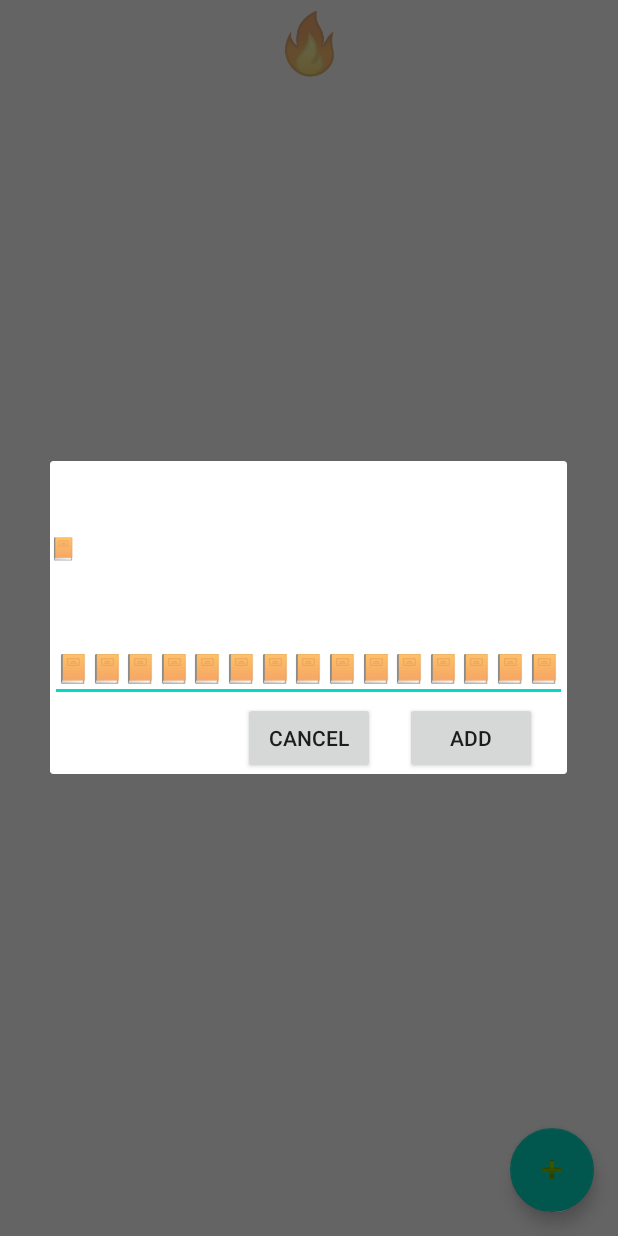
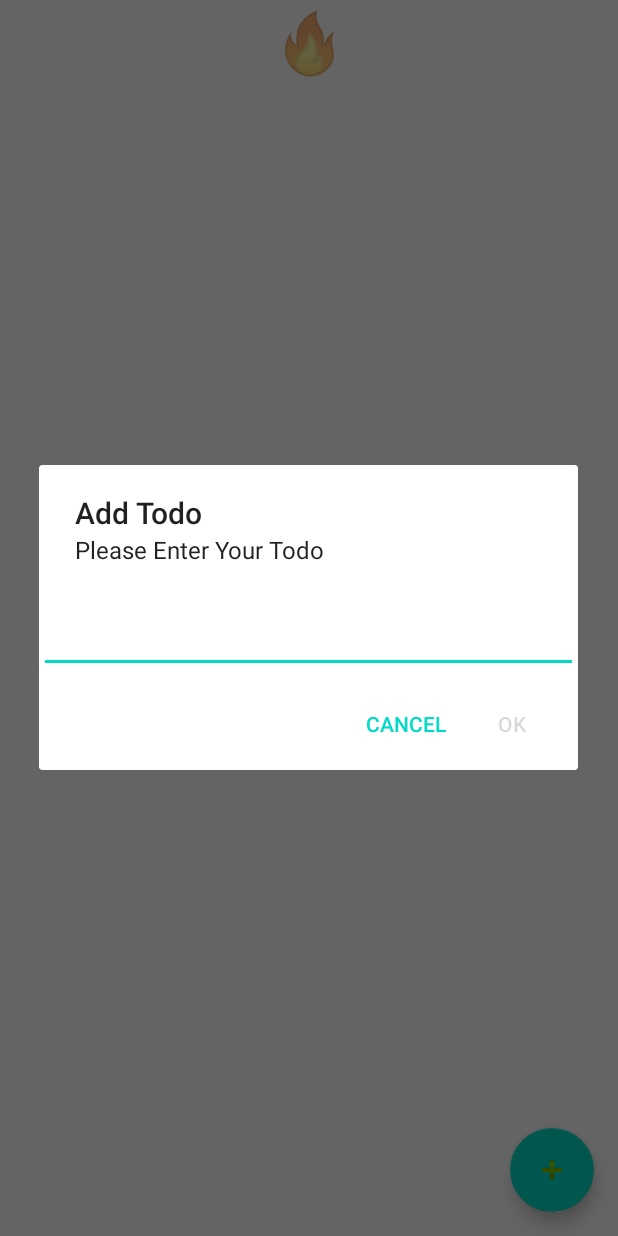
Before and after one commit to zderick/FireBook2020, an Android app: the screen it shows after launch (MainActivity), after a tap on an icon or button, on a phone screen of 412 x 824 dp. Run offline under Robolectric (Android 15) with nearby library versions, the light colour scheme and no system bars; our stand-ins replace Firebase (no records; nobody signed in at launch, a user with empty details on screens opened directly).

Commit message:
add todo using dialogfragment

```diff
--- a/app/src/main/java/com/cdcompany/firebook/AddTodoDialogFragment.kt
+++ b/app/src/main/java/com/cdcompany/firebook/AddTodoDialogFragment.kt
@@ -1,23 +1,107 @@
 package com.cdcompany.firebook
 
+import android.app.AlertDialog
+import android.app.Dialog
+import android.content.DialogInterface
 import android.os.Bundle
+import android.text.Editable
+import android.text.TextUtils
+import android.text.TextWatcher
+import android.view.KeyEvent
 import android.view.LayoutInflater
 import android.view.View
 import android.view.ViewGroup
+import android.widget.Button
+import android.widget.EditText
 import androidx.fragment.app.DialogFragment
 
-class AddTodoDialogFragment : DialogFragment() {
+
+class AddTodoDialogFragment : DialogFragment(), DialogInterface.OnClickListener {
 
     companion object {
         val TAG : String = "AddTodoDialogFragment"
     }
+
+    private lateinit var cancelButton : Button
+    private lateinit var okButton : Button
+
+    private lateinit var editText: EditText
+
 
     override fun onCreateView(
         inflater: LayoutInflater,
         container: ViewGroup?,
         savedInstanceState: Bundle?
     ): View? {
-        return layoutInflater.inflate(R.layout.add_todo_dialog, container, false)
-//        return super.onCreateView(inflater, container, savedInstanceState)
+//        return layoutInflater.inflate(R.layout.add_todo_dialog, container, false)
+        return super.onCreateView(inflater, container, savedInstanceState)
+    }
+
+    override fun onCreateDialog(savedInstanceState: Bundle?): Dialog {
+        editText = EditText(activity)
+
+        val alertDialog : AlertDialog =  AlertDialog.Builder(activity)
+            .setTitle("Add Todo")
+            .setMessage("Please Enter Your Todo")
+            .setPositiveButton("OK", this)
+            .setNegativeButton("CANCEL", null)
+            .setView(editText)
+            .create()
+
+        alertDialog.show()
+        alertDialog.getButton(AlertDialog.BUTTON_POSITIVE).isEnabled = false
+
+        editText.addTextChangedListener(object : TextWatcher {
+            override fun afterTextChanged(p0: Editable?) {
+                alertDialog.getButton(AlertDialog.BUTTON_POSITIVE).isEnabled =
+                    !TextUtils.isEmpty(editText.text.toString())
+            }
+
+            override fun beforeTextChanged(p0: CharSequence?, p1: Int, p2: Int, p3: Int) {
+//                TODO("Not yet implemented")
+            }
+
+            override fun onTextChanged(p0: CharSequence?, p1: Int, p2: Int, p3: Int) {
+//                TODO("Not yet implemented")
+            }
+
+        })
+
+        editText.setOnKeyListener(object : View.OnKeyListener {
+            override fun onKey(p0: View?, keyCode: Int, keyEvent: KeyEvent?): Boolean {
+                if (keyCode == KeyEvent.KEYCODE_ENTER) {
+                    passBackTodo()
+                    dismiss()
+                    return true
+                }
+                return false
+            }
+
+        })
+
+        return alertDialog
+    }
+
+    override fun onViewCreated(view: View, savedInstanceState: Bundle?) {
+        super.onViewCreated(view, savedInstanceState)
+//        cancelButton = view.findViewById(R.id.cancel_button)
+//        cancelButton.setOnClickListener { dismiss() }
+//
+//        okButton = view.findViewById(R.id.ok_button)
+//        okButton.setOnClickListener { dismiss() }
+
+    }
+
+    override fun onClick(p0: DialogInterface?, p1: Int) {
+        passBackTodo()
+    }
+
+    private fun passBackTodo() {
+        val todoString = editText.text.toString()
+        if (!TextUtils.isEmpty(todoString)) {
+            // TODO: add to database
+            val callingActivity = activity as MainActivity
+            callingActivity.onTodoAddedText(todoString);
+        }
     }
 }
--- a/app/src/main/java/com/cdcompany/firebook/DataController.kt
+++ b/app/src/main/java/com/cdcompany/firebook/DataController.kt
@@ -7,24 +7,32 @@ import com.google.firebase.database.DatabaseReference
 import com.google.firebase.database.ktx.database
 import com.google.firebase.database.ktx.getValue
 import com.google.firebase.ktx.Firebase
+import java.time.Clock
 
 class DataController(private val dataCallback: MainActivity.DataCallback){
     private lateinit var databaseReference: DatabaseReference
     private lateinit var childEventListener: ChildEventListener
+    private lateinit var clock : Clock
     init {
         databaseReference = Firebase.database.reference.child("test")
         attachListener()
         databaseReference.addChildEventListener(childEventListener)
+        clock = Clock.systemUTC()
 
     }
-    fun addTodo() {
+    fun addTodo(todo : String) {
         databaseReference.push()
-            .setValue(Todo("derick happy", 100, true))
+            .setValue(Todo(todo, clock.millis(), false /* isCompleted */))
     }
 
     fun addTodoTest(num : Int) {
         databaseReference.push()
             .setValue(Todo(num.toString(), 100, true))
+    }
+
+    fun addTodoTestString(todo : String) {
+        databaseReference.push()
+            .setValue(Todo(todo, 100, true))
     }
     fun attachListener(){
         childEventListener = object : ChildEventListener {
@@ -36,7 +44,7 @@ class DataController(private val dataCallback: MainActivity.DataCallback){
              * @param error A description of the error that occurred
              */
             override fun onCancelled(error: DatabaseError) {
-                TODO("Not yet implemented")
+//                TODO("Not yet implemented")
             }
 
             /**
@@ -47,7 +55,7 @@ class DataController(private val dataCallback: MainActivity.DataCallback){
              * location. This will be null if this location is ordered first.
              */
             override fun onChildMoved(snapshot: DataSnapshot, previousChildName: String?) {
-                TODO("Not yet implemented")
+//                TODO("Not yet implemented")
             }
 
             /**
@@ -58,7 +66,7 @@ class DataController(private val dataCallback: MainActivity.DataCallback){
              * be null for the first child node of a location.
              */
             override fun onChildChanged(snapshot: DataSnapshot, previousChildName: String?) {
-                TODO("Not yet implemented")
+//                TODO("Not yet implemented")
             }
 
             /**
--- a/app/src/main/java/com/cdcompany/firebook/MainActivity.kt
+++ b/app/src/main/java/com/cdcompany/firebook/MainActivity.kt
@@ -1,17 +1,12 @@
 package com.cdcompany.firebook
 
 import android.os.Bundle
-import android.util.Log
-import com.google.android.material.floatingactionbutton.FloatingActionButton
-import com.google.android.material.snackbar.Snackbar
-import androidx.appcompat.app.AppCompatActivity
 import android.view.Menu
 import android.view.MenuItem
+import androidx.appcompat.app.AppCompatActivity
 import androidx.recyclerview.widget.LinearLayoutManager
 import androidx.recyclerview.widget.RecyclerView
-import com.google.firebase.database.DatabaseReference
-import com.google.firebase.database.ktx.database
-import com.google.firebase.ktx.Firebase
+import com.google.android.material.floatingactionbutton.FloatingActionButton
 import kotlinx.android.synthetic.main.fragment_first.*
 
 
@@ -21,6 +16,7 @@ class MainActivity : AppCompatActivity() {
     private lateinit var dateController: DataController
     private lateinit var recyclerView: RecyclerView;
     private lateinit var todoMap: MutableMap<String, Todo>
+    private lateinit var dialogFragment : AddTodoDialogFragment
 
     interface DataCallback {
         fun onTodoAdded(key: String, todo: Todo)
@@ -58,7 +54,8 @@ class MainActivity : AppCompatActivity() {
 
         findViewById<FloatingActionButton>(R.id.fab).setOnClickListener { view ->
 //            dateController.addTodo()
-            AddTodoDialogFragment().show(supportFragmentManager, AddTodoDialogFragment.TAG)
+            dialogFragment = AddTodoDialogFragment()
+            dialogFragment.show(supportFragmentManager, AddTodoDialogFragment.TAG)
             dateController.addTodoTest(testNumber++)
 
 //            Snackbar.make(view, "Replace with your own action", Snackbar.LENGTH_LONG)
@@ -81,4 +78,9 @@ class MainActivity : AppCompatActivity() {
             else -> super.onOptionsItemSelected(item)
         }
     }
+
+    fun onTodoAddedText(todoText: String) {
+        dateController.addTodo(todoText)
+        // TODO add your implementation.
+    }
 }
--- a/app/src/main/res/layout/add_todo_dialog.xml
+++ b/app/src/main/res/layout/add_todo_dialog.xml
@@ -24,7 +24,7 @@
     />
 
     <Button
-        android:id="@+id/button2"
+        android:id="@+id/cancel_button"
         android:layout_width="wrap_content"
         android:layout_height="wrap_content"
         android:text="Cancel"
@@ -34,11 +34,12 @@
         app:layout_constraintTop_toBottomOf="@+id/todo_description" />
 
     <Button
+        android:id="@+id/ok_button"
         android:layout_width="wrap_content"
         android:layout_height="wrap_content"
         android:text="Add"
         app:layout_constraintBottom_toBottomOf="parent"
         app:layout_constraintEnd_toEndOf="parent"
-        app:layout_constraintStart_toEndOf="@+id/button2"
+        app:layout_constraintStart_toEndOf="@+id/cancel_button"
         app:layout_constraintTop_toBottomOf="@+id/todo_description" />
 </androidx.constraintlayout.widget.ConstraintLayout>
--- a/app/src/main/res/values/strings.xml
+++ b/app/src/main/res/values/strings.xml
@@ -11,4 +11,7 @@
     <string name="book_emoji">📙</string>
     <string name="books_emoji">📙📙📙📙📙📙📙📙📙📙📙📙📙📙📙</string>
 
+    <string name="add_todo_dialog_title">Adding Todo</string>
+
+
 </resources>
```
